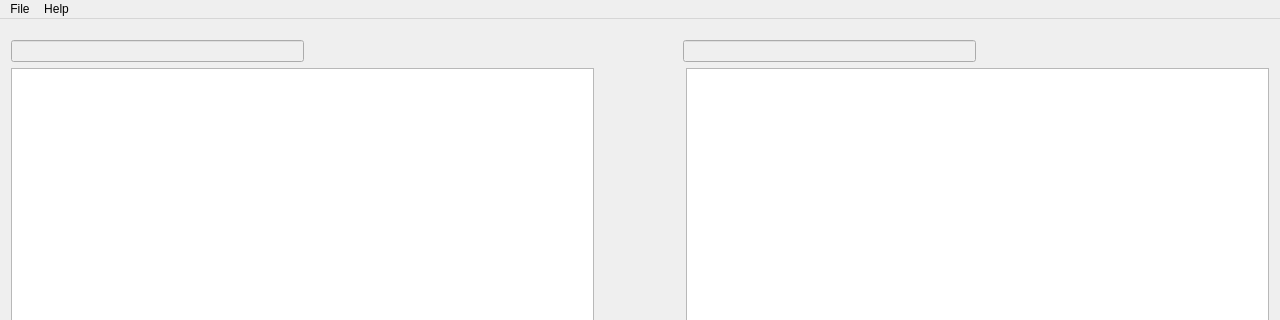
Above: Ui/AoRGhostManager.ui from burninrubber0/AoRGhostManager before the change; both pictures show x 0 to 1280 and y 0 to 320 of the 1280 by 712 pixel window. Below: the same form after it.
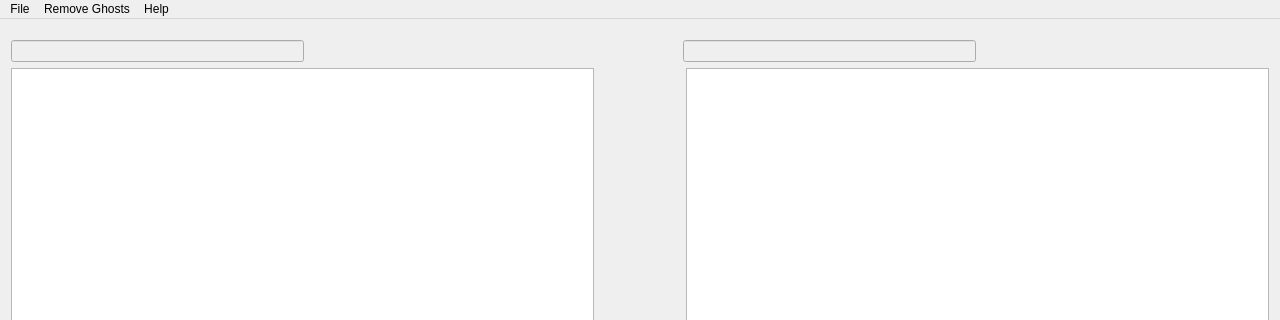
That is the form after the change. Icons and pictures are not drawn.

Commit message:
Add ghost removal tool
Can't remove ghosts from the main editor without redoing stuff, so a separate utility will have to do.

Patch:
```diff
--- a/Ui/AoRGhostManager.ui
+++ b/Ui/AoRGhostManager.ui
@@ -271,7 +271,14 @@
     </property>
     <addaction name="actionAbout"/>
    </widget>
+   <widget class="QMenu" name="menuRemoveGhosts">
+    <property name="title">
+     <string>Remove Ghosts</string>
+    </property>
+    <addaction name="actionGhostRemover"/>
+   </widget>
    <addaction name="menuFile"/>
+   <addaction name="menuRemoveGhosts"/>
    <addaction name="menuHelp"/>
   </widget>
   <action name="actionExit">
```
Left out of the diff: 5 changed lines with no effect on the pictures. The commit also changes 5 other files.
